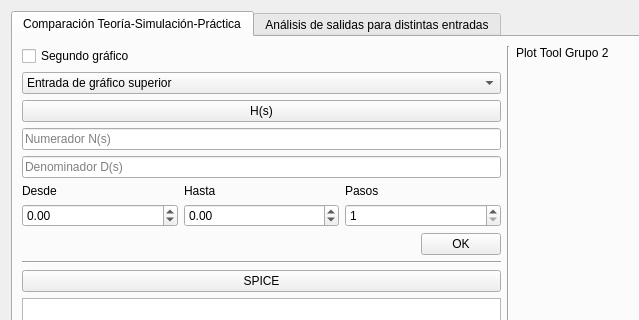
Above: designer/tp1ui.ui from AlexStephan/TC_TP_GRUPAL_1 before the change; both pictures show x 0 to 639 and y 0 to 320 of the 998 by 755 pixel window. Below: the same form after it.
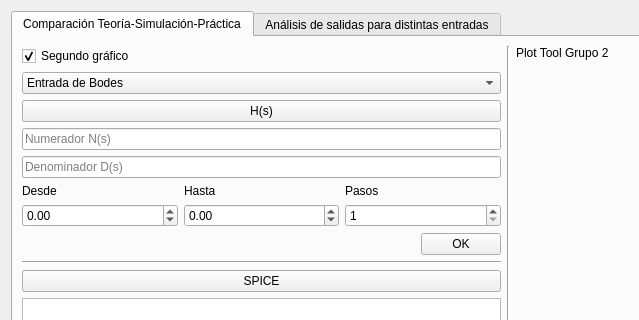
That is the form after the change.

Commit message: Nada. Hice q al inicio este seteado el "2 graficos" de la primer ventana

```diff
--- a/designer/tp1ui.ui
+++ b/designer/tp1ui.ui
@@ -31,10 +31,16 @@
            <property name="text">
             <string>Segundo gráfico</string>
            </property>
+           <property name="checked">
+            <bool>true</bool>
+           </property>
           </widget>
          </item>
          <item>
           <widget class="QComboBox" name="selectorGraficoEntrada_ComboBox">
+           <property name="currentIndex">
+            <number>2</number>
+           </property>
            <item>
             <property name="text">
              <string>Entrada de gráfico superior</string>
```
The commit also changes 1 other file.
